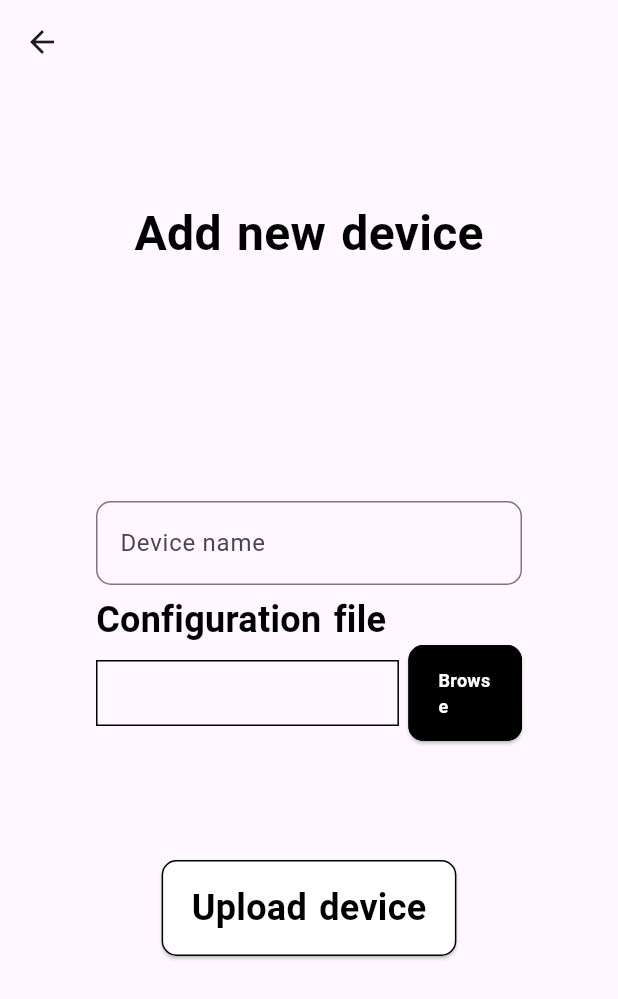
After one commit to bmzsombi/szoftarch, a Flutter app: the AddNewDeviceScreen screen opened directly, on a phone screen of 412 x 824 dp. The commit adds this screen. Shown: the top 999 px of the screen. Run offline on Flutter 3.47's test engine with Material 3 defaults, Android fonts, the phone set to English and light mode, and no system bars.

Commit message:
device config screens added

```diff
--- /dev/null
+++ b/flutter_app/lib/add_new_device_screen.dart
@@ -0,0 +1,80 @@
+import 'package:flutter/material.dart';
+import 'custom_widgets.dart';
+
+
+class AddNewDeviceScreen extends StatefulWidget {
+  const AddNewDeviceScreen({
+    super.key
+  });
+
+  @override
+  State<AddNewDeviceScreen> createState() => _AddNewDeviceScreenState();
+}
+
+class _AddNewDeviceScreenState extends State<AddNewDeviceScreen> {
+  final TextEditingController deviceNameController = TextEditingController();
+  String errorText = '';
+
+  void browseFilePressed() {}
+
+  void uploadDevicePressed() {}
+
+  void setErrorText(String e) {
+    setState(() {
+      errorText = e;
+    });
+  }
+
+  @override
+  Widget build(BuildContext context) {
+    return Scaffold(
+      appBar: AppBar(
+      ),
+      body: Center(
+        child: Column(
+          mainAxisAlignment: MainAxisAlignment.center,
+          children: <Widget>[
+            const Spacer(),
+            const AppText(text: 'Add new device', fontSize: 32.0, textColor: Colors.black),
+            const Spacer(),
+            const Spacer(),
+            Padding(
+              padding: const EdgeInsets.symmetric(horizontal: 64.0, vertical: 3.0),
+              child: TextField(
+                controller: deviceNameController,
+                decoration: const InputDecoration(
+                  labelText: "Device name",
+                  hintText: "Enter the device name",
+                  border: OutlineInputBorder(
+                    borderSide: BorderSide(),
+                    borderRadius: BorderRadius.all(Radius.circular(10.0))
+                  )
+                ),
+              ),
+            ),
+            Padding(
+              padding: const EdgeInsets.symmetric(horizontal: 64.0, vertical: 3.0),
+              child: Column(
+                mainAxisAlignment: MainAxisAlignment.center,
+                children: <Widget>[
+                  const Row(
+                    mainAxisAlignment: MainAxisAlignment.start,
+                    children: [
+                      AppText(text: 'Configuration file', fontSize: 24.0, textColor: Colors.black)
+                    ],
+                  ),
+                  ConfigUploadRow(text: 'Browse', onPressed: browseFilePressed, fontSize: 12.0, textColor: Colors.white, backgroundColor: Colors.black)
+                ],
+              ),
+            ),
+            const Spacer(),
+            AppButton(text: 'Upload device', onPressed: uploadDevicePressed, fontSize: 24.0, textColor: Colors.black, backgroundColor: Colors.white),
+            const Spacer(),
+            ErrorText(errorText: errorText, fontSize: 24.0),
+            const Spacer()
+          ],
+        ),
+      ),
+    );
+  }
+}
--- /dev/null
+++ b/flutter_app/lib/custom_widgets.dart
@@ -0,0 +1,200 @@
+import 'package:flutter/material.dart';
+
+class LoginScreenText extends StatelessWidget {
+  const LoginScreenText({
+    super.key,
+    required this.text,
+    required this.fontSize
+  });
+
+  final String text;
+  final double fontSize;
+
+  @override
+  Widget build(BuildContext context) {
+    return Text(
+      text,
+      style: TextStyle(
+        fontSize: fontSize,
+        color: Colors.green,
+        fontWeight: FontWeight.bold,
+        letterSpacing: 0.2,
+        wordSpacing: 2.0,
+        fontStyle: FontStyle.normal,
+        shadows: const [
+          Shadow(
+            offset: Offset(1.0, 1.0),
+            color: Colors.grey,
+            blurRadius: 0.2
+          )
+        ]
+      ),
+    );
+  }
+}
+
+class LoginScreenButton extends StatelessWidget {
+
+  const LoginScreenButton({
+    super.key,
+    required this.text,
+    required this.onPressed,
+    required this.fontSize
+  });
+
+  final String text;
+  final VoidCallback onPressed;
+  final double fontSize;
+
+
+  @override
+  Widget build(BuildContext context) {
+    return ElevatedButton(
+      onPressed: onPressed,
+      style: ElevatedButton.styleFrom(
+        backgroundColor: Colors.white,
+        padding: const EdgeInsets.symmetric(horizontal: 20.0, vertical: 15.0),
+        shape: RoundedRectangleBorder(
+          borderRadius: BorderRadius.circular(10),
+          side: const BorderSide(
+            color: Colors.black,
+            width: 1.0
+          )
+        )
+      ),
+      child: LoginScreenText(text: text, fontSize: fontSize),
+    );
+  }
+}
+
+class ErrorText extends StatelessWidget {
+  const ErrorText({
+    super.key,
+    required this.errorText,
+    required this.fontSize
+  });
+
+  final String errorText;
+  final double fontSize;
+
+  @override
+  Widget build(BuildContext context) {
+    return Text(
+      errorText,
+      style: TextStyle(
+        color: Colors.red,
+        fontSize: fontSize,
+        fontWeight: FontWeight.bold,
+        letterSpacing: 0.2,
+        wordSpacing: 2.0,
+        fontStyle: FontStyle.normal,
+      ),
+    );
+  }
+}
+
+class AppText extends StatelessWidget {
+  const AppText({
+    super.key,
+    required this.text,
+    required this.fontSize,
+    required this.textColor,
+  });
+
+  final String text;
+  final double fontSize;
+  final Color textColor;
+
+  @override
+  Widget build(BuildContext context) {
+    return Text(
+      text,
+      style: TextStyle(
+        fontSize: fontSize,
+        color: textColor,
+        fontStyle: FontStyle.normal,
+        fontWeight: FontWeight.bold,
+        letterSpacing: 0.2,
+        wordSpacing: 2.0,
+      ),
+    );
+  }
+}
+
+class AppButton extends StatelessWidget {
+  const AppButton({
+    super.key,
+    required this.text,
+    required this.onPressed,
+    required this.fontSize,
+    required this.textColor,
+    required this.backgroundColor,
+  });
+
+  final String text;
+  final VoidCallback onPressed;
+  final double fontSize;
+  final Color textColor;
+  final Color backgroundColor;
+
+  @override
+  Widget build(BuildContext context) {
+    return ElevatedButton(
+      onPressed: onPressed,
+      style: ElevatedButton.styleFrom(
+        backgroundColor: backgroundColor,
+        padding: const EdgeInsets.symmetric(horizontal: 20.0, vertical: 15.0),
+        shape: RoundedRectangleBorder(
+          borderRadius: BorderRadius.circular(10.0),
+          side: const BorderSide(
+            color: Colors.black,
+            width: 1.0
+          )
+        )
+      ),
+      child: AppText(text: text, fontSize: fontSize, textColor: textColor),
+    );
+  }
+}
+
+class ConfigUploadRow extends StatelessWidget {
+  const ConfigUploadRow({
+    super.key,
+    required this.text,
+    required this.onPressed,
+    required this.fontSize,
+    required this.textColor,
+    required this.backgroundColor
+  });
+
+  final String text;
+  final VoidCallback onPressed;
+  final double fontSize;
+  final Color textColor;
+  final Color backgroundColor;
+
+  @override
+  Widget build(BuildContext context) {
+    return Row(
+      children: [
+        Expanded(
+          flex: 32,
+          child: Container(
+            padding: const EdgeInsets.all(8),
+            decoration: BoxDecoration(
+              border: Border.all(color: Colors.black)
+            ),
+            child: const AppText(text: '', fontSize: 18.0, textColor: Colors.grey),
+          ),
+        ),
+        const Spacer(
+          flex: 1,
+        ),
+        Expanded(
+          flex: 12,
+          child: AppButton(text: text, onPressed: onPressed, fontSize: fontSize, textColor: textColor, backgroundColor: backgroundColor),
+        )
+      ],
+    );
+  }
+}
--- a/flutter_app/pubspec.yaml
+++ b/flutter_app/pubspec.yaml
@@ -30,6 +30,7 @@ environment:
 dependencies:
   flutter:
     sdk: flutter
+  file_picker: ^8.1.3
 
 
   # The following adds the Cupertino Icons font to your application.
```
Also changed, not shown: flutter_app/lib/create_account_screen.dart (+2 -17 lines), flutter_app/lib/device_list_screen.dart (added, +17 -0 lines), flutter_app/lib/login_screen.dart (+13 -4 lines), flutter_app/lib/login_widgets.dart (deleted, +0 -94 lines), flutter_app/lib/modify_device_config_screen.dart (added, +66 -0 lines).
